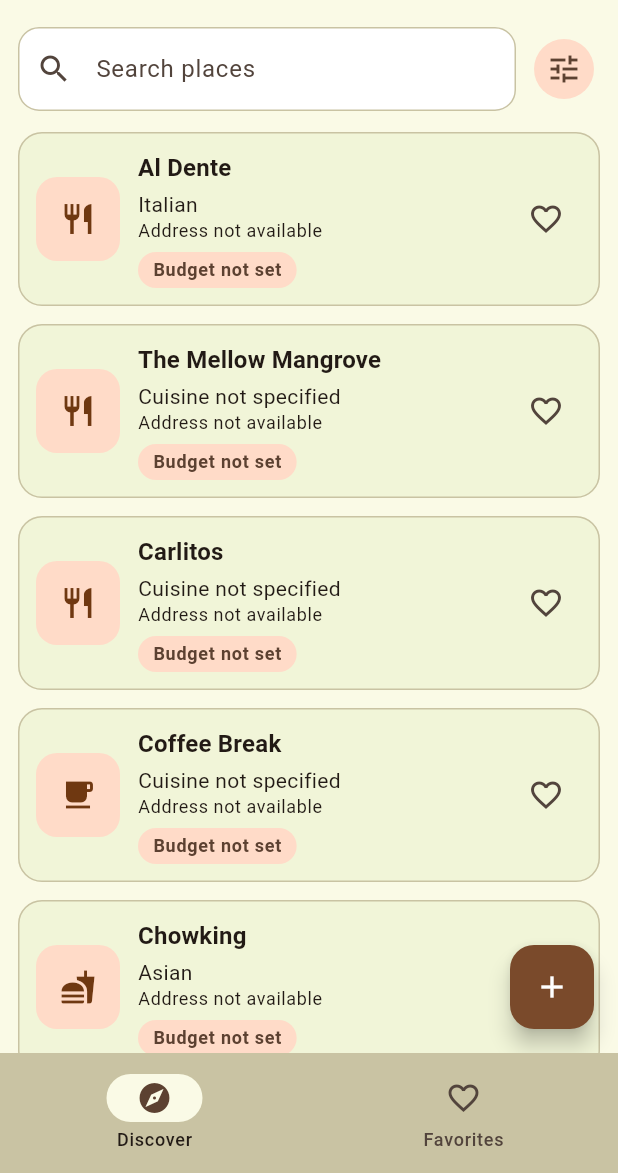
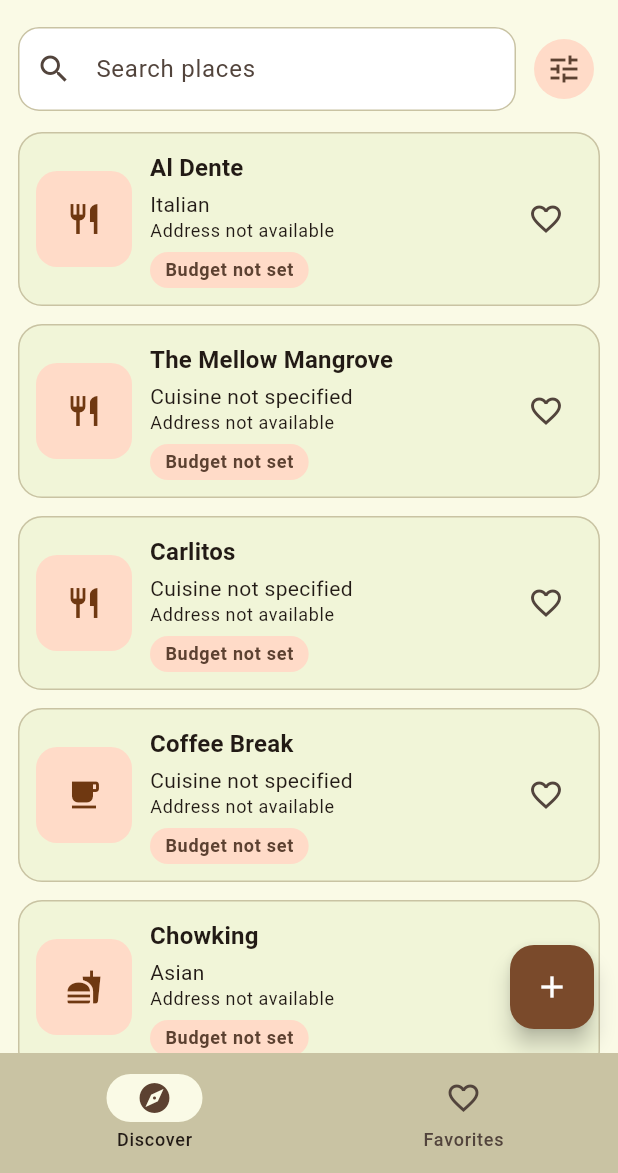
Before and after one commit to chloorophyll/Nameat---Flutter-App, a Flutter app: the screen it shows after launch, on a phone screen of 412 x 824 dp, the part 63-1236 px from its top. Run offline on Flutter 3.47's test engine with Material 3 defaults, Android fonts, the light colour scheme and no system bars; our stand-ins replace shared_preferences; network calls fail.

Commit message:
Show place photos in Discover cards

```diff
--- a/lib/widgets/place_card.dart
+++ b/lib/widgets/place_card.dart
@@ -1,3 +1,4 @@
+import 'dart:convert';
 import 'package:flutter/material.dart';
 import '../models/place.dart';
 import '../utils/format.dart';
@@ -41,9 +42,20 @@
           padding: const EdgeInsets.all(12),
           child: Row(
             children: [
-              Container(
-                width: 56,
-                height: 56,
+              place.photo != null
+                  ? ClipRRect(
+                      borderRadius: BorderRadius.circular(14),
+                      child: Image.memory(
+                        base64Decode(place.photo!),
+                        width: 64,
+                        height: 64,
+                        fit: BoxFit.cover,
+                        gaplessPlayback: true,
+                      ),
+                    )
+                  : Container(
+                      width: 64,
+                      height: 64,
                       decoration: BoxDecoration(
                         color: scheme.primaryContainer,
                         borderRadius: BorderRadius.circular(14),
@@ -80,9 +92,8 @@
                 ),
               ),
               IconButton(
-                tooltip: isFavorite
-                    ? 'Remove from favorites'
-                    : 'Save to favorites',
+                tooltip:
+                    isFavorite ? 'Remove from favorites' : 'Save to favorites',
                 icon: Icon(
                   isFavorite ? Icons.favorite : Icons.favorite_border,
                   color: isFavorite ? scheme.primary : null,
```
Lines whose indentation alone changed are shown as unchanged.
